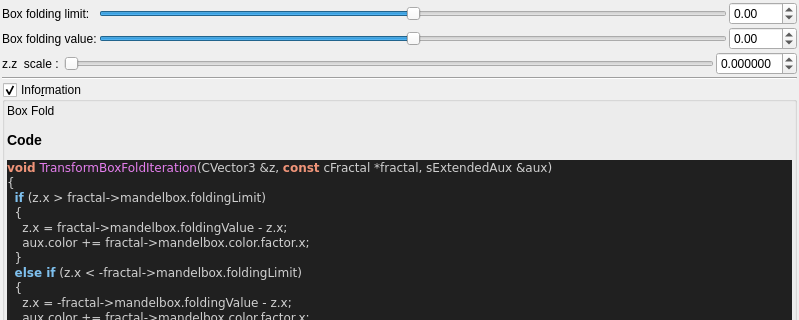
First picture: the form in mandelbulber2/qt_data/fractal_transf_box_fold.ui, repository buddhi1980/mandelbulber2, before the edit; both pictures show x 0 to 799 and y 0 to 320 of the 799 by 937 pixel window.
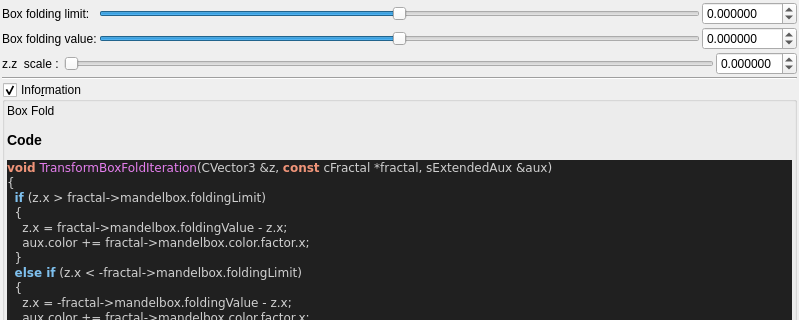
Second picture: the form after the edit. Custom widgets are drawn as their Qt base class.

```diff
--- a/mandelbulber2/qt_data/fractal_transf_box_fold.ui
+++ b/mandelbulber2/qt_data/fractal_transf_box_fold.ui
@@ -50,10 +50,10 @@
         </sizepolicy>
        </property>
        <property name="minimum">
-        <number>-10000</number>
+        <number>-10000000</number>
        </property>
        <property name="maximum">
-        <number>10000</number>
+        <number>10000000</number>
        </property>
        <property name="singleStep">
         <number>1</number>
@@ -79,10 +79,10 @@
         </sizepolicy>
        </property>
        <property name="minimum">
-        <number>-10000</number>
+        <number>-10000000</number>
        </property>
        <property name="maximum">
-        <number>10000</number>
+        <number>10000000</number>
        </property>
        <property name="singleStep">
         <number>1</number>
@@ -107,7 +107,7 @@
         <string/>
        </property>
        <property name="decimals">
-        <number>2</number>
+        <number>6</number>
        </property>
        <property name="minimum">
         <double>-100.000000000000000</double>
@@ -135,7 +135,7 @@
         <string/>
        </property>
        <property name="decimals">
-        <number>2</number>
+        <number>6</number>
        </property>
        <property name="minimum">
         <double>-100.000000000000000</double>
```
